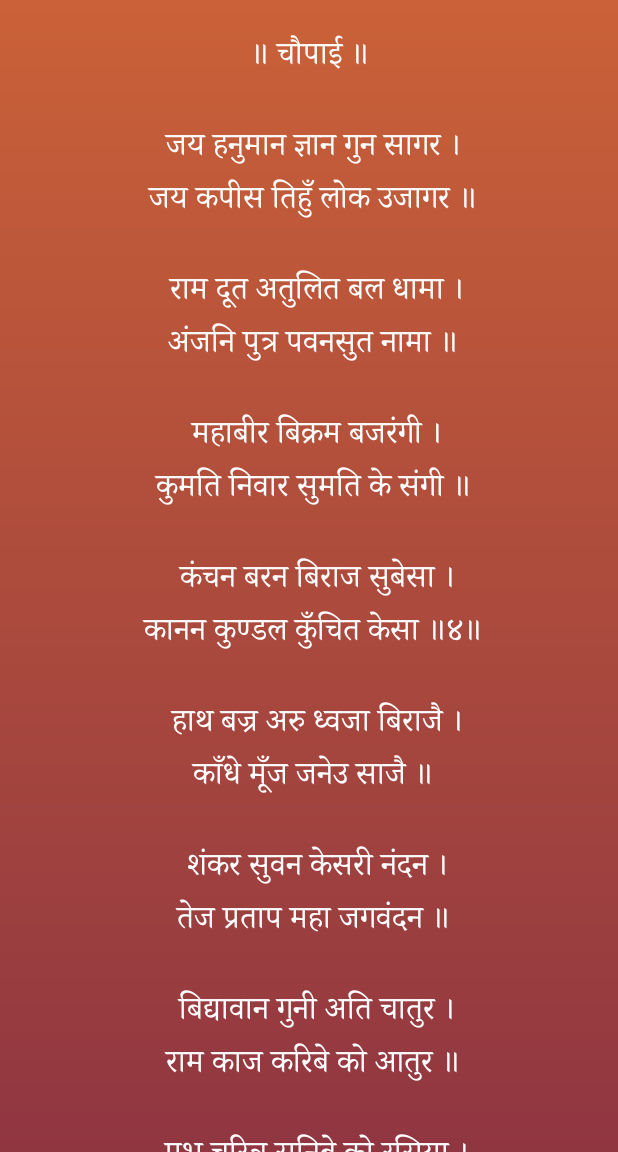
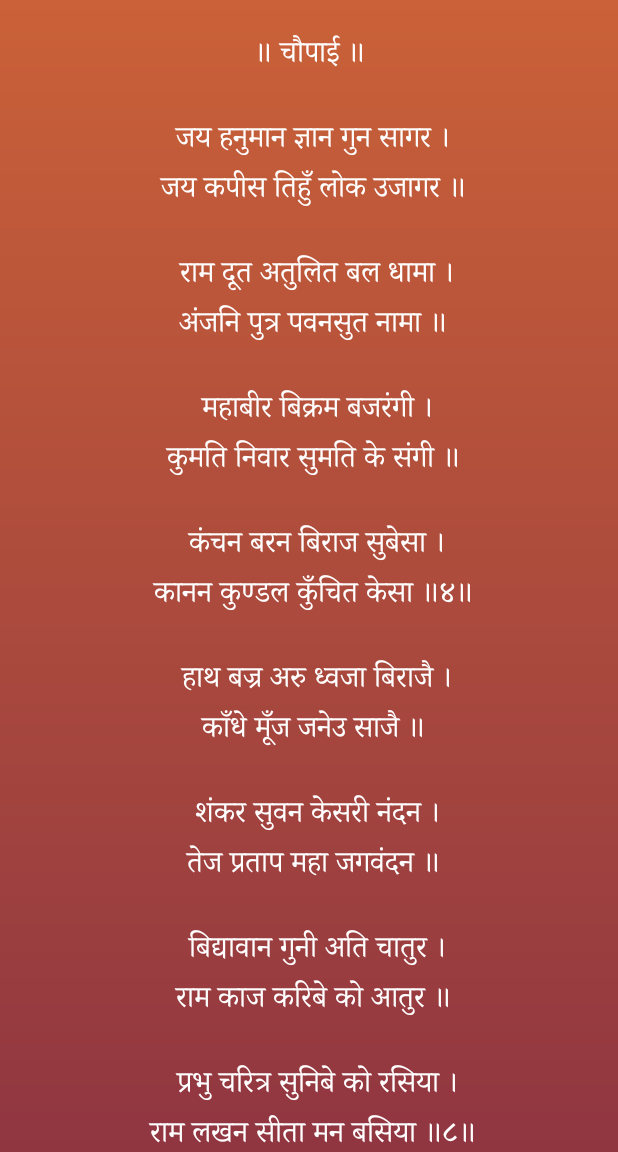
Before and after one commit to mayurokade/HunumanChalisa, an Android app: the ChaliesTextFragment screen opened through its navigation route, after a tap on "Text Down", on a phone screen of 412 x 824 dp, the part 84-1236 px from its top. Run offline under Robolectric (Android 15) with nearby library versions, the phone set to English and light mode, and no system bars; our stand-ins replace data binding, navigation-ui, sdp/ssp sizes; libraries missing offline, so code that uses them is left out: com.smarteist.autoimageslider, com.whinc.widget; 8 statements that could not run were skipped.

Commit message:
Text increase and decrease

```diff
--- a/app/src/main/java/com/rgi/hanumanchalisa/fragment/ChaliesTextFragment.java
+++ b/app/src/main/java/com/rgi/hanumanchalisa/fragment/ChaliesTextFragment.java
@@ -10,6 +10,7 @@ import androidx.appcompat.app.AppCompatActivity;
 import androidx.databinding.DataBindingUtil;
 import androidx.fragment.app.Fragment;
 
+import android.util.TypedValue;
 import android.view.LayoutInflater;
 import android.view.Menu;
 import android.view.MenuInflater;
@@ -23,11 +24,13 @@ import com.rgi.hanumanchalisa.databinding.FragmentChaliesTextBinding;
 
 public class ChaliesTextFragment extends Fragment {
     FragmentChaliesTextBinding binding;
-    boolean changeLang= false;
+    boolean changeLang = false;
+    int txtSize = 21;
 
     public ChaliesTextFragment() {
         // Required empty public constructor
     }
+
     @Override
     public View onCreateView(LayoutInflater inflater, ViewGroup container,
                              Bundle savedInstanceState) {
@@ -58,22 +61,32 @@ public class ChaliesTextFragment extends Fragment {
     @Override
     public boolean onOptionsItemSelected(MenuItem item) {
         int id = item.getItemId();
-        if(id == R.id.action_up){
+        if (id == R.id.action_up) {
             //Do whatever you want to do
+            if (txtSize < 25) {
+                txtSize++;
+                binding.tvDohaEng.setTextSize(txtSize);
+                binding.tvDohaHindi.setTextSize(txtSize);
+            }
             return true;
         }
-        if(id == R.id.action_down){
+        if (id == R.id.action_down) {
             //Do whatever you want to do
+            if (txtSize > 14) {
+                txtSize--;
+                binding.tvDohaEng.setTextSize(txtSize);
+                binding.tvDohaHindi.setTextSize(txtSize);
+            }
             return true;
         }
-        if(id == R.id.action_change_lang){
+        if (id == R.id.action_change_lang) {
             //Do whatever you want to do
-            if(changeLang){
-                changeLang =false;
+            if (changeLang) {
+                changeLang = false;
                 binding.tvDohaHindi.setVisibility(View.VISIBLE);
                 binding.tvDohaEng.setVisibility(View.GONE);
-            }else{
-                changeLang =true;
+            } else {
+                changeLang = true;
                 binding.tvDohaHindi.setVisibility(View.GONE);
                 binding.tvDohaEng.setVisibility(View.VISIBLE);
             }
@@ -87,9 +100,13 @@ public class ChaliesTextFragment extends Fragment {
     private void init() {
         binding.tvDohaHindi.setVisibility(View.VISIBLE);
         changeLang = false;
-        ((AppCompatActivity)getActivity()).getSupportActionBar().setTitle("Hanuman Chalisa");
-        ((AppCompatActivity)getActivity()).getSupportActionBar().setBackgroundDrawable(new ColorDrawable(Color.parseColor("#CD5526")));
+        ((AppCompatActivity) getActivity()).getSupportActionBar().setTitle("Hanuman Chalisa");
+        ((AppCompatActivity) getActivity()).getSupportActionBar().setBackgroundDrawable(new ColorDrawable(Color.parseColor("#CD5526")));
         ((AppCompatActivity) getActivity()).getSupportActionBar().setDisplayHomeAsUpEnabled(true);
         ((AppCompatActivity) getActivity()).getSupportActionBar().setDisplayShowHomeEnabled(true);
+
+        binding.tvDohaEng.setTextSize(txtSize);
+        binding.tvDohaHindi.setTextSize(txtSize);
+
     }
 }
--- a/app/src/main/java/com/rgi/hanumanchalisa/fragment/HomeFragment.java
+++ b/app/src/main/java/com/rgi/hanumanchalisa/fragment/HomeFragment.java
@@ -248,6 +248,10 @@ public class HomeFragment extends Fragment {
             }
         });
 
+        binding.ivNext.setOnClickListener(v->{resetMedia();});
+        binding.ivPrevious.setOnClickListener(v->{resetMedia();});
+
+
         //   loadMusic();
         if (!mediaPlayer.isPlaying())
             prepareMediaPlayer();
```
